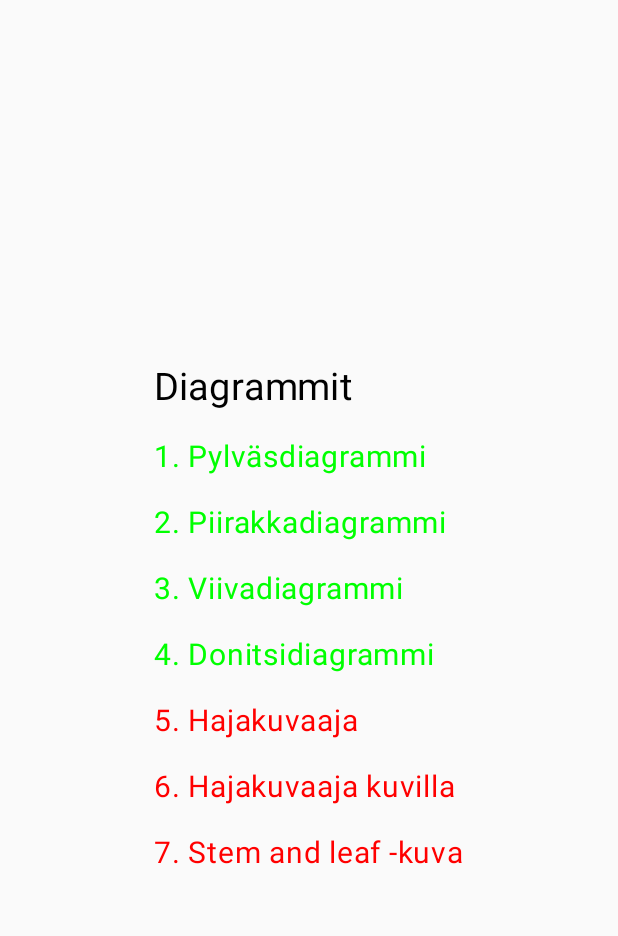
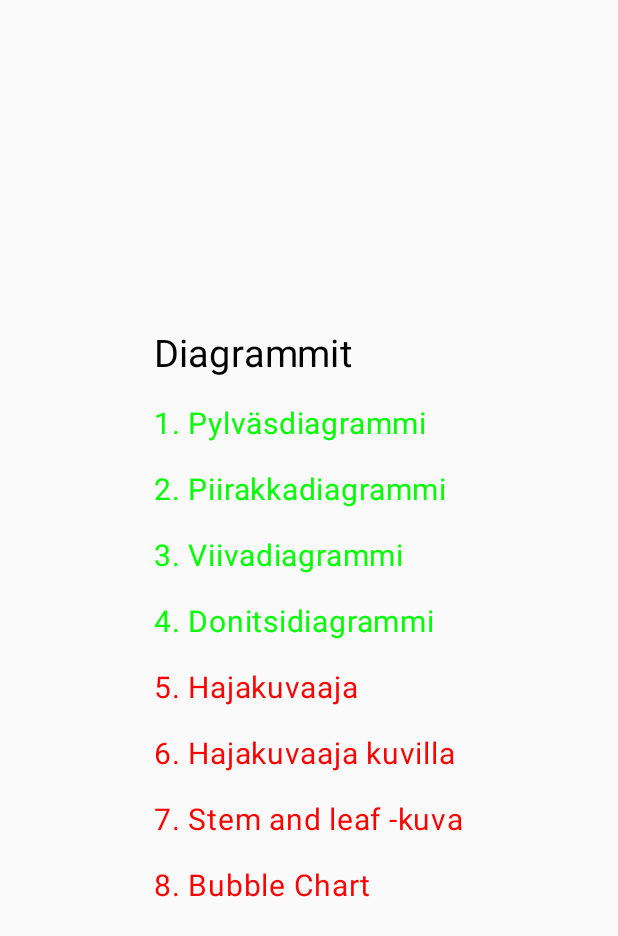
Before and after one commit to TomiLakkakorpi/ChartAppsWIP, an Android app built with Jetpack Compose: the screen it shows after launch (MainActivity), on a phone screen of 412 x 824 dp. Shown: the top 936 px of the screen. Run offline under Robolectric (Android 15) with nearby library versions, the phone set to English and light mode, and no system bars.

Commit message:
Added Bubble Chart

```diff
--- a/app/src/main/java/com/example/barchartapp/HomeScreen.kt
+++ b/app/src/main/java/com/example/barchartapp/HomeScreen.kt
@@ -100,6 +100,16 @@ fun HomeScreen(navController: NavController) {
                     .padding(10.dp)
                     .clickable { navController.navigate(route = Screen.StemAndLeafPlot.route) }
             )
+
+            // Bubble Chart
+            Text(
+                text = "8. Bubble Chart",
+                fontSize = 20.sp,
+                color = Color.Red,
+                modifier = Modifier
+                    .padding(10.dp)
+                    .clickable { navController.navigate(route = Screen.BubbleChart.route) }
+            )
         }
     }
 }
--- a/app/src/main/java/com/example/barchartapp/NavGraph.kt
+++ b/app/src/main/java/com/example/barchartapp/NavGraph.kt
@@ -58,5 +58,11 @@ fun SetupNavGraph(
         ) {
             StemAndLeafPlotScreen(navController)
         }
+
+        composable(
+            route = Screen.BubbleChart.route
+        ) {
+            BubbleChartScreen(navController)
+        }
     }
 }
--- a/app/src/main/java/com/example/barchartapp/Screen.kt
+++ b/app/src/main/java/com/example/barchartapp/Screen.kt
@@ -9,4 +9,5 @@ sealed class Screen(val route: String) {
     object ScatterPlot: Screen(route = "scatterplot_screen")
     object ScatterPlotImages: Screen(route = "scatterplotimages_screen")
     object StemAndLeafPlot: Screen(route = "stemandleafplot_screen")
+    object BubbleChart: Screen(route = "bubblechart_screen")
 }
```
Also changed, not shown: app/src/main/java/com/example/barchartapp/BubbleChartScreen.kt (added, +97 -0 lines).
